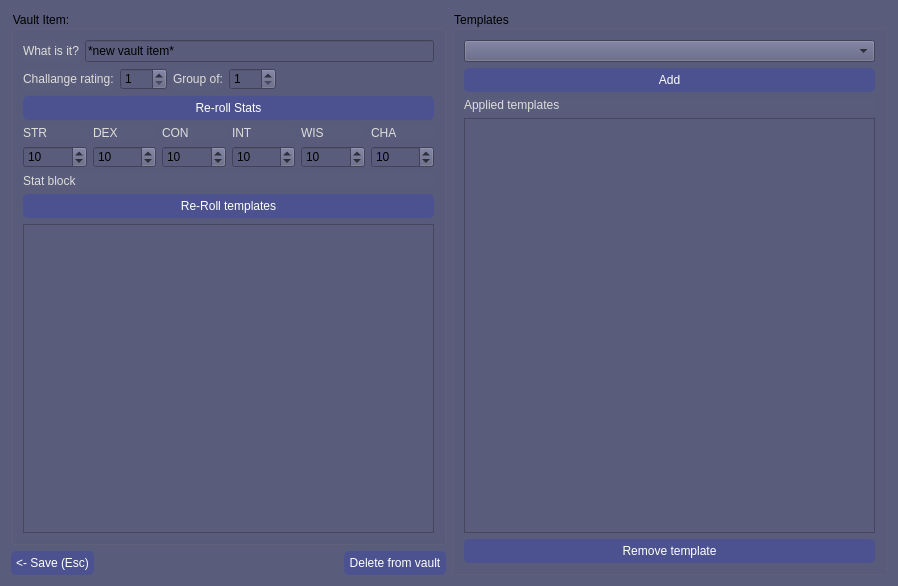
Qt form ui_files/TheShop_Dialog.ui (nogasgofast/Adventure_Wrench) before a commit.
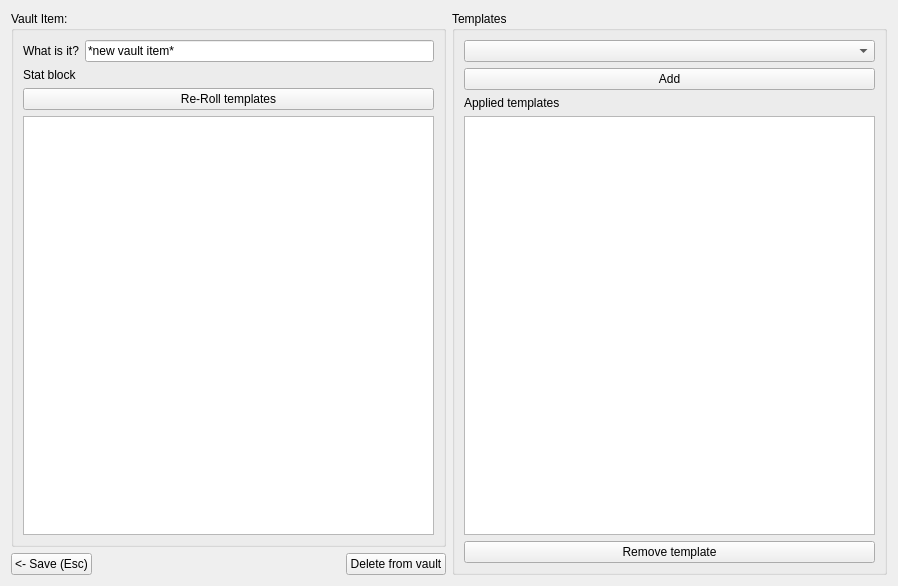
The same form after that commit.

Commit message: Initial v2 upload, still working on documentation and default values

The edit to the form file:
```diff
--- a/ui_files/TheShop_Dialog.ui
+++ b/ui_files/TheShop_Dialog.ui
@@ -14,52 +14,7 @@
    <string>The Shop</string>
   </property>
   <property name="styleSheet">
-   <string notr="true">QWidget {
-  color: black;
-  background-color: rgb(89, 92, 123);
-}
-
-QListWidget QTreeWidget{
-   color: #000;
-   selection-color: #FFF;
-   selection-background-color: #55A;
-}
-
-QListWidget::item:selected:!active{
-   color: #000;
-   selection-color: #FFF;
-   selection-background-color: #55A;
-}
-
-QTreeWidget::item:selected:!active{
-   color: #000;
-   selection-color: #FFF;
-   selection-background-color: #55A;
-}
-
-
-QToolTip {
-	border: 3px solid gray;
-	background-color: #39537d;
-    color: #FFF;
-}
-
-QLabel {
-color: rgb(222, 221, 218);
-}
-
-QPushButton {
-background-color: rgb(75, 82, 143);
-color: white;
-padding: 5px;
-border-color: rgb(75, 82, 143);
-border-width: 2px;
-border-radius: 5px;
-}
-
-QPushButton:pressed {
-    background-color: rgb(55, 62, 123);
-}</string>
+   <string notr="true"/>
   </property>
   <property name="modal">
    <bool>false</bool>
@@ -100,210 +55,6 @@
           </item>
          </layout>
         </item>
-        <item>
-         <layout class="QHBoxLayout" name="horizontalLayout_cr">
-          <item>
-           <widget class="QLabel" name="label_target_cr">
-            <property name="text">
-             <string>Challange rating:</string>
-            </property>
-           </widget>
-          </item>
-          <item>
-           <widget class="QSpinBox" name="spinBox_cr">
-            <property name="minimum">
-             <number>1</number>
-            </property>
-            <property name="maximum">
-             <number>999</number>
-            </property>
-            <property name="value">
-             <number>1</number>
-            </property>
-           </widget>
-          </item>
-          <item>
-           <layout class="QHBoxLayout" name="horizontalLayout_group_of">
-            <item>
-             <widget class="QLabel" name="label_group_of">
-              <property name="text">
-               <string>Group of:</string>
-              </property>
-             </widget>
-            </item>
-            <item>
-             <widget class="QSpinBox" name="spinBox_group_of">
-              <property name="minimum">
-               <number>1</number>
-              </property>
-              <property name="maximum">
-               <number>999</number>
-              </property>
-              <property name="value">
-               <number>1</number>
-              </property>
-             </widget>
-            </item>
-            <item>
-             <spacer name="horizontalSpacer_5">
-              <property name="orientation">
-               <enum>Qt::Horizontal</enum>
-              </property>
-              <property name="sizeHint" stdset="0">
-               <size>
-                <width>40</width>
-                <height>20</height>
-               </size>
-              </property>
-             </spacer>
-            </item>
-           </layout>
-          </item>
-         </layout>
-        </item>
-        <item>
-         <widget class="QPushButton" name="pushButton_roll_stats">
-          <property name="text">
-           <string>Re-roll Stats</string>
-          </property>
-          <property name="autoDefault">
-           <bool>false</bool>
-          </property>
-         </widget>
-        </item>
-        <item>
-         <layout class="QHBoxLayout" name="horizontalLayout_stats_shop">
-          <item>
-           <layout class="QVBoxLayout" name="verticalLayout_str">
-            <item>
-             <widget class="QLabel" name="label_STR">
-              <property name="enabled">
-               <bool>true</bool>
-              </property>
-              <property name="text">
-               <string>STR</string>
-              </property>
-             </widget>
-            </item>
-            <item>
-             <widget class="QSpinBox" name="spinBox_STR">
-              <property name="maximum">
-               <number>30</number>
-              </property>
-              <property name="value">
-               <number>10</number>
-              </property>
-             </widget>
-            </item>
-           </layout>
-          </item>
-          <item>
-           <layout class="QVBoxLayout" name="verticalLayout_dex">
-            <item>
-             <widget class="QLabel" name="label_DEX">
-              <property name="text">
-               <string>DEX</string>
-              </property>
-             </widget>
-            </item>
-            <item>
-             <widget class="QSpinBox" name="spinBox_DEX">
-              <property name="maximum">
-               <number>30</number>
-              </property>
-              <property name="value">
-               <number>10</number>
-              </property>
-             </widget>
-            </item>
-           </layout>
-          </item>
-          <item>
-           <layout class="QVBoxLayout" name="verticalLayout_con">
-            <item>
-             <widget class="QLabel" name="label_CON">
-              <property name="text">
-               <string>CON</string>
-              </property>
-             </widget>
-            </item>
-            <item>
-             <widget class="QSpinBox" name="spinBox_CON">
-              <property name="maximum">
-               <number>30</number>
-              </property>
-              <property name="value">
-               <number>10</number>
-              </property>
-             </widget>
-            </item>
-           </layout>
-          </item>
-          <item>
-           <layout class="QVBoxLayout" name="verticalLayout_int">
-            <item>
-             <widget class="QLabel" name="label_INT">
-              <property name="text">
-               <string>INT</string>
-              </property>
-             </widget>
-            </item>
-            <item>
-             <widget class="QSpinBox" name="spinBox_INT">
-              <property name="maximum">
-               <number>30</number>
-              </property>
-              <property name="value">
-               <number>10</number>
-              </property>
-             </widget>
-            </item>
-           </layout>
-          </item>
-          <item>
-           <layout class="QVBoxLayout" name="verticalLayout_wis">
-            <item>
-             <widget class="QLabel" name="label_WIS">
-              <property name="text">
-               <string>WIS</string>
-              </property>
-             </widget>
-            </item>
-            <item>
-             <widget class="QSpinBox" name="spinBox_WIS">
-              <property name="maximum">
-               <number>30</number>
-              </property>
-              <property name="value">
-               <number>10</number>
-              </property>
-             </widget>
-            </item>
-           </layout>
-          </item>
-          <item>
-           <layout class="QVBoxLayout" name="verticalLayout_cha">
-            <item>
-             <widget class="QLabel" name="label_CHA">
-              <property name="text">
-               <string>CHA</string>
-              </property>
-             </widget>
-            </item>
-            <item>
-             <widget class="QSpinBox" name="spinBox_CHA">
-              <property name="maximum">
-               <number>30</number>
-              </property>
-              <property name="value">
-               <number>10</number>
-              </property>
-             </widget>
-            </item>
-           </layout>
-          </item>
-         </layout>
-        </item>
         <item>
          <layout class="QHBoxLayout" name="horizontalLayout_display">
           <item>
```
The commit also changes 28 other files.
